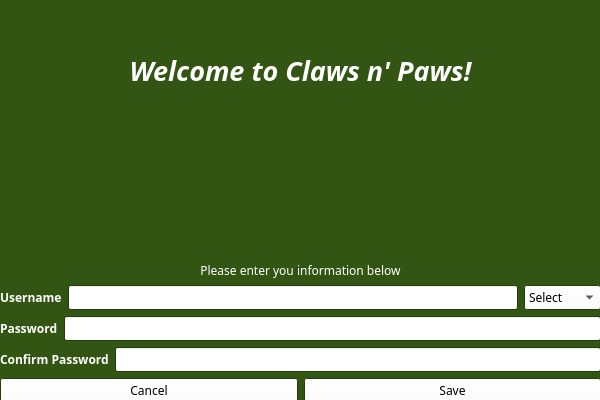
The window that pet_tinder/gui/addaccount.ui (CS-205-S21/team_1_4) describes before a commit, drawn with Qt 5.
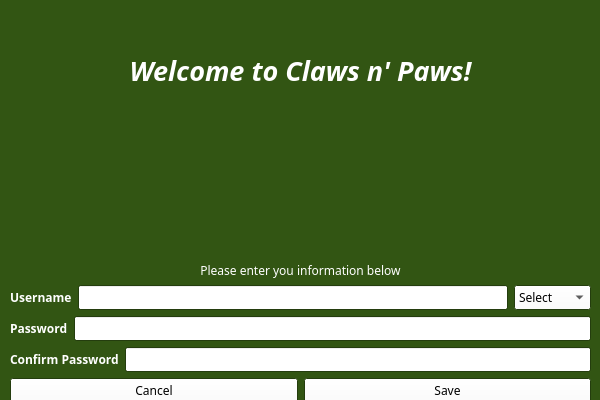
The same window after the commit.

Diff of the .ui file:
```diff
--- a/pet_tinder/gui/addaccount.ui
+++ b/pet_tinder/gui/addaccount.ui
@@ -148,7 +148,7 @@
   <property name="windowTitle">
    <string>Form</string>
   </property>
-  <widget class="QWidget" name="">
+  <widget class="QWidget" name="layoutWidget">
    <property name="geometry">
     <rect>
      <x>0</x>
@@ -196,6 +196,12 @@
     </item>
     <item>
      <layout class="QHBoxLayout" name="horizontalLayout">
+      <property name="leftMargin">
+       <number>10</number>
+      </property>
+      <property name="rightMargin">
+       <number>10</number>
+      </property>
       <item>
        <widget class="QLabel" name="Username">
         <property name="font">
@@ -235,6 +241,12 @@
     </item>
     <item>
      <layout class="QHBoxLayout" name="horizontalLayout_2">
+      <property name="leftMargin">
+       <number>10</number>
+      </property>
+      <property name="rightMargin">
+       <number>10</number>
+      </property>
       <item>
        <widget class="QLabel" name="password">
         <property name="font">
@@ -255,6 +267,12 @@
     </item>
     <item>
      <layout class="QHBoxLayout" name="horizontalLayout_3">
+      <property name="leftMargin">
+       <number>10</number>
+      </property>
+      <property name="rightMargin">
+       <number>10</number>
+      </property>
       <item>
        <widget class="QLabel" name="password_2">
         <property name="font">
@@ -275,6 +293,12 @@
     </item>
     <item>
      <layout class="QHBoxLayout" name="horizontalLayout_4">
+      <property name="leftMargin">
+       <number>10</number>
+      </property>
+      <property name="rightMargin">
+       <number>10</number>
+      </property>
       <item>
        <widget class="QPushButton" name="cancelbutton">
         <property name="text">
```
